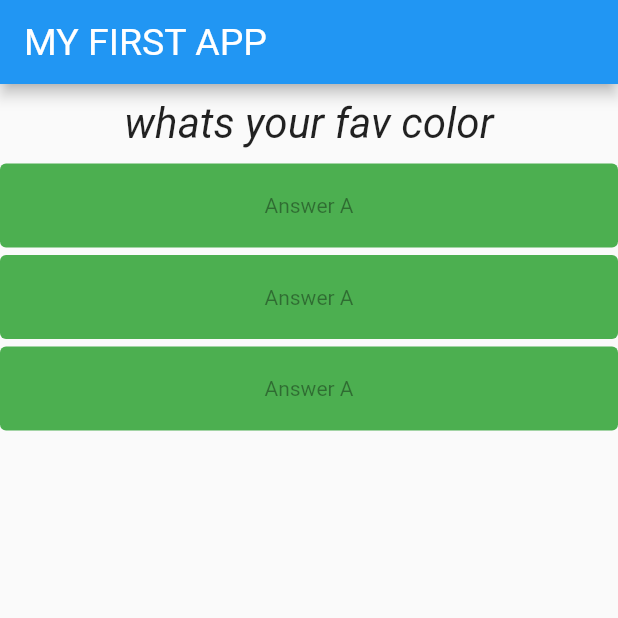
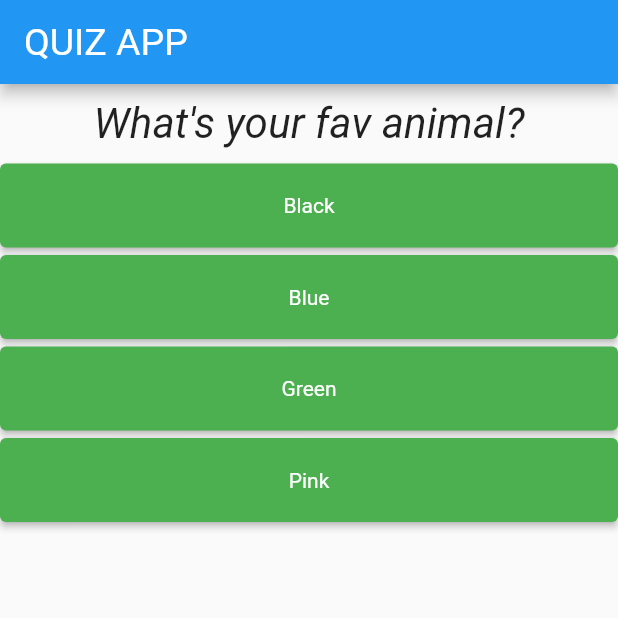
Before and after one commit to Dante291/Quiz-App, a Flutter app: the screen it shows after launch, on a phone screen of 412 x 824 dp, the top half of it. Run offline on Flutter 3.47's test engine with Material 2 defaults, Android fonts, the phone set to English and light mode, and no system bars.

Commit message:
4th comm

```diff
--- a/lib/answer.dart
+++ b/lib/answer.dart
@@ -1,22 +1,26 @@
 import 'package:flutter/material.dart';
 
 class Answer extends StatelessWidget {
-  final Function selecthandler;
+  final VoidCallback selecthandler;
+  final String answertext;
 
-  Answer(this.selecthandler);
+  Answer(this.selecthandler, this.answertext);
 
   @override
   Widget build(BuildContext context) {
     return Container(
+        padding: EdgeInsets.only(bottom: 5),
         width: double.infinity,
         child: ElevatedButton(
           style: ButtonStyle(
               backgroundColor: MaterialStateProperty.all(Colors.green),
-              padding: MaterialStateProperty.all(const EdgeInsets.all(20)),
+              padding: MaterialStateProperty.all(
+                const EdgeInsets.all(20),
+              ),
               textStyle: MaterialStateProperty.all(
                   const TextStyle(fontSize: 14, color: Colors.white))),
-          onPressed: null,
-          child: Text('Answer A'),
+          onPressed: selecthandler,
+          child: Text(answertext),
         ));
   }
 }
--- a/lib/main.dart
+++ b/lib/main.dart
@@ -25,32 +25,35 @@ class MyAppState extends State<MyApp> {
 
   @override
   Widget build(BuildContext context) {
-    var question = [
-      'whats your fav color',
-      'whats your fav animal',
+    var questions = [
+      {
+        'questiontext': 'What\'s your fav animal? ',
+        'answers': ['Black', 'Blue', 'Green', 'Pink']
+      },
+      {
+        'questiontext': 'What\'s your fav color? ',
+        'answers': ['Cat', 'Dog', 'Lion', 'Rabbit']
+      },
+      {
+        'questiontext': 'What\'s your fav food? ',
+        'answers': ['Mexican', 'Italian', 'Indian']
+      },
     ];
     return MaterialApp(
       home: Scaffold(
         appBar: AppBar(
-          title: const Text('MY FIRST APP'),
+          title: const Text('QUIZ APP'),
           titleTextStyle: const TextStyle(fontSize: 25),
         ),
-        body: Column(
-            // mainAxisAlignment: MainAxisAlignment.values,
-            children: [
-              Question(
-                question[questionindex],
-              ),
-              Answer(answerquestion),
-              SizedBox(
-                height: 5,
-              ),
-              Answer(answerquestion),
-              SizedBox(
-                height: 5,
-              ),
-              Answer(answerquestion),
-            ]),
+        body: Column(children: [
+          Question(
+            questions[questionindex]['questiontext'] as String,
+          ),
+          ...(questions[questionindex]['answers'] as List<String>)
+              .map((answer) {
+            return Answer(answerquestion, answer);
+          }).toList()
+        ]),
       ),
     );
   }
```
